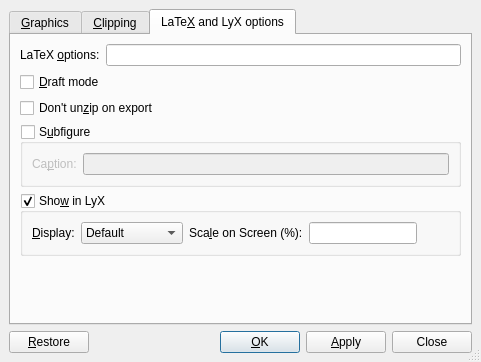
The window that src/frontends/qt4/ui/GraphicsUi.ui (cburschka/lyx) describes before a commit, drawn with Qt 5.
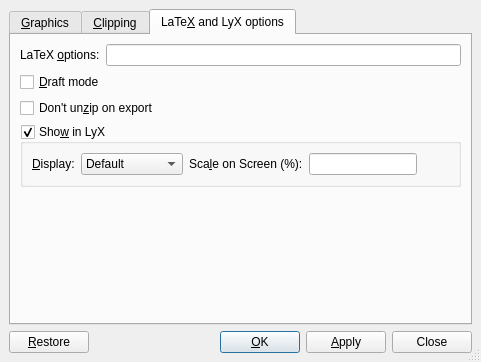
The same window after the commit. The open tabs and pages were chosen to show the change. Custom widgets are drawn as their Qt base class.

The edit to the form file:
```diff
--- a/src/frontends/qt4/ui/GraphicsUi.ui
+++ b/src/frontends/qt4/ui/GraphicsUi.ui
@@ -643,61 +643,6 @@
          </property>
         </widget>
        </item>
-       <item row="3" column="0" colspan="2" >
-        <widget class="QGroupBox" name="subfigure" >
-         <property name="focusPolicy" >
-          <enum>Qt::StrongFocus</enum>
-         </property>
-         <property name="title" >
-          <string>S&amp;ubfigure</string>
-         </property>
-         <property name="flat" >
-          <bool>true</bool>
-         </property>
-         <property name="checkable" >
-          <bool>true</bool>
-         </property>
-         <property name="checked" >
-          <bool>false</bool>
-         </property>
-         <layout class="QHBoxLayout" >
-          <property name="margin" >
-           <number>9</number>
-          </property>
-          <property name="spacing" >
-           <number>6</number>
-          </property>
-          <item>
-           <widget class="QLabel" name="CaptionLA" >
-            <property name="toolTip" >
-             <string>The caption for the sub-figure</string>
-            </property>
-            <property name="text" >
-             <string>Ca&amp;ption:</string>
-            </property>
-            <property name="buddy" >
-             <cstring>subcaption</cstring>
-            </property>
-           </widget>
-          </item>
-          <item>
-           <widget class="QLineEdit" name="subcaption" >
-            <property name="sizePolicy" >
-             <sizepolicy>
-              <hsizetype>3</hsizetype>
-              <vsizetype>0</vsizetype>
-              <horstretch>0</horstretch>
-              <verstretch>0</verstretch>
-             </sizepolicy>
-            </property>
-            <property name="toolTip" >
-             <string>The caption for the sub-figure</string>
-            </property>
-           </widget>
-          </item>
-         </layout>
-        </widget>
-       </item>
       </layout>
      </widget>
     </widget>
```
Left out of the diff: 2 changed lines with no effect on the pictures.
